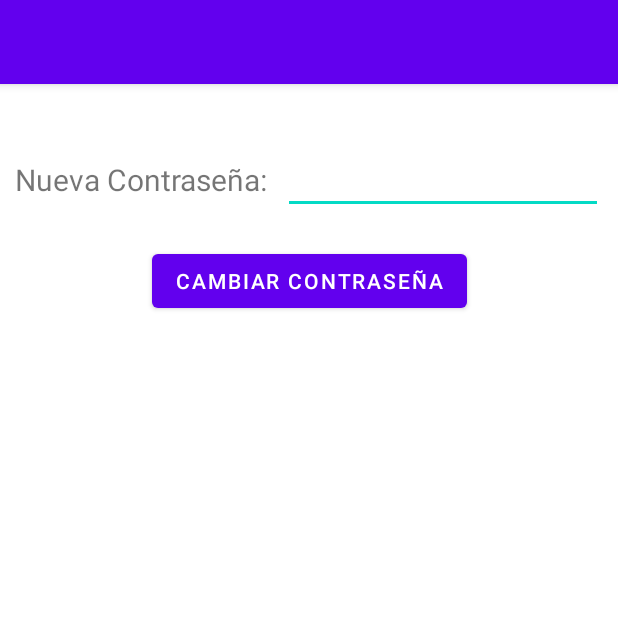
After one commit to controvane/TelefericoTuristico, an Android app: the CambiarPassActivity screen opened directly, with no data from a screen before it, on a phone screen of 412 x 824 dp, the top half of it. The commit adds this screen. Run offline under Robolectric (Android 15) with nearby library versions, the phone set to English and light mode, and no system bars; our stand-ins replace Volley; network calls fail.

Commit message:
cambio de contraseña agregado

```diff
--- a/app/src/main/AndroidManifest.xml
+++ b/app/src/main/AndroidManifest.xml
@@ -22,6 +22,9 @@
         android:theme="@style/Theme.ProyectoTelefericoTuristico2"
         android:usesCleartextTraffic="true"
         tools:targetApi="31">
+        <activity
+            android:name=".Activities.CambiarPassActivity"
+            android:exported="false" />
         <activity
             android:name=".Activities.CreateUserActivity"
             android:exported="false" />
--- /dev/null
+++ b/app/src/main/java/com/univalle/javiermurguia/proyectotelefericoturistico2/Activities/CambiarPassActivity.java
@@ -0,0 +1,76 @@
+package com.univalle.javiermurguia.proyectotelefericoturistico2.Activities;
+
+import androidx.appcompat.app.AppCompatActivity;
+
+import android.content.Intent;
+import android.os.Bundle;
+import android.util.Log;
+import android.widget.Button;
+import android.widget.EditText;
+import android.widget.Toast;
+
+import com.android.volley.Request;
+import com.android.volley.RequestQueue;
+import com.android.volley.toolbox.JsonObjectRequest;
+import com.android.volley.toolbox.Volley;
+import com.univalle.javiermurguia.proyectotelefericoturistico2.Models.User;
+import com.univalle.javiermurguia.proyectotelefericoturistico2.R;
+
+import org.json.JSONException;
+import org.json.JSONObject;
+
+import java.util.HashMap;
+import java.util.Map;
+
+public class CambiarPassActivity extends AppCompatActivity {
+
+    private EditText textPass;
+    private Button buttonPass;
+    private User user;
+
+    @Override
+    protected void onCreate(Bundle savedInstanceState) {
+        super.onCreate(savedInstanceState);
+        setContentView(R.layout.activity_cambiar_pass);
+
+        this.user = (User) getIntent().getSerializableExtra("user");
+        this.textPass = findViewById(R.id.editTextCambiarPass);
+        this.buttonPass = findViewById(R.id.buttonChangePass);
+        this.buttonPass.setOnClickListener(view -> {
+            try {
+                pressBotonChangePass();
+            } catch (JSONException e) {
+                e.printStackTrace();
+            }
+        });
+    }
+
+    protected void pressBotonChangePass() throws JSONException {
+        RequestQueue queue = Volley.newRequestQueue(CambiarPassActivity.this);
+        String url ="http://150.230.90.26/api/changepassword";
+        Map<String,String> loginArgs = new HashMap<String,String>();
+        loginArgs.put("email",user.getEmail());
+        loginArgs.put("password",this.textPass.getText().toString());
+        if(this.textPass.getText().toString().length() < 6){
+            Toast.makeText(this,"Contraseña demasiado corta",Toast.LENGTH_LONG).show();
+            return;
+        }
+        JsonObjectRequest jSonRequest = new JsonObjectRequest(
+                Request.Method.POST,
+                url,new JSONObject(loginArgs),
+                object -> fillApiContent(object),
+                error -> Log.d("aviso","Ooops, hubo un error "+error.getMessage()));
+        queue.add(jSonRequest);
+        return;
+    }
+
+    private void fillApiContent(JSONObject object){
+        try {
+            Toast.makeText(this,"Contraseña cambiada correctamente",Toast.LENGTH_LONG).show();
+            this.finish();
+        }catch (Exception ex){
+            Toast.makeText(this,"usuario no encontrado",Toast.LENGTH_LONG).show();
+        }
+        return;
+    }
+}
--- /dev/null
+++ b/app/src/main/res/layout/activity_cambiar_pass.xml
@@ -0,0 +1,41 @@
+<?xml version="1.0" encoding="utf-8"?>
+<androidx.constraintlayout.widget.ConstraintLayout xmlns:android="http://schemas.android.com/apk/res/android"
+    xmlns:app="http://schemas.android.com/apk/res-auto"
+    xmlns:tools="http://schemas.android.com/tools"
+    android:layout_width="match_parent"
+    android:layout_height="match_parent"
+    tools:context=".Activities.CambiarPassActivity">
+
+    <TextView
+        android:id="@+id/textViewCambiarPass"
+        android:layout_width="wrap_content"
+        android:layout_height="wrap_content"
+        android:layout_marginStart="10dp"
+        android:layout_marginTop="50dp"
+        android:text="Nueva Contraseña:"
+        android:textSize="20sp"
+        app:layout_constraintStart_toStartOf="parent"
+        app:layout_constraintTop_toTopOf="parent" />
+
+    <EditText
+        android:id="@+id/editTextCambiarPass"
+        android:layout_width="wrap_content"
+        android:layout_height="wrap_content"
+        android:layout_marginEnd="10dp"
+        android:ems="10"
+        android:inputType="textPassword"
+        app:layout_constraintBottom_toBottomOf="@+id/textViewCambiarPass"
+        app:layout_constraintEnd_toEndOf="parent"
+        app:layout_constraintTop_toTopOf="@+id/textViewCambiarPass"
+        tools:ignore="SpeakableTextPresentCheck,TouchTargetSizeCheck" />
+
+    <Button
+        android:id="@+id/buttonChangePass"
+        android:layout_width="wrap_content"
+        android:layout_height="wrap_content"
+        android:layout_marginTop="30dp"
+        android:text="Cambiar Contraseña"
+        app:layout_constraintEnd_toEndOf="@+id/editTextCambiarPass"
+        app:layout_constraintStart_toStartOf="@+id/textViewCambiarPass"
+        app:layout_constraintTop_toBottomOf="@+id/textViewCambiarPass" />
+</androidx.constraintlayout.widget.ConstraintLayout>
```
Also changed, not shown: app/src/main/java/com/univalle/javiermurguia/proyectotelefericoturistico2/Activities/CreateUserActivity.java (+12 -0 lines), app/src/main/java/com/univalle/javiermurguia/proyectotelefericoturistico2/Activities/MainActivity.java (+22 -0 lines), app/src/main/java/com/univalle/javiermurguia/proyectotelefericoturistico2/Fragments/OptionsFragment.java (+48 -0 lines).
